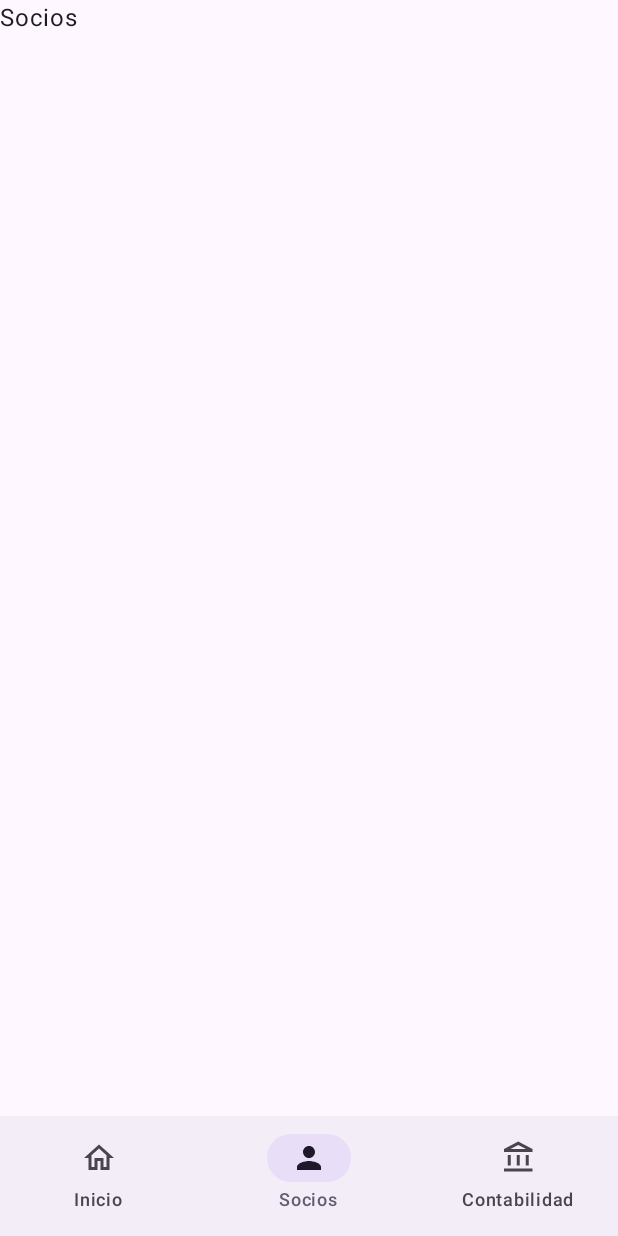
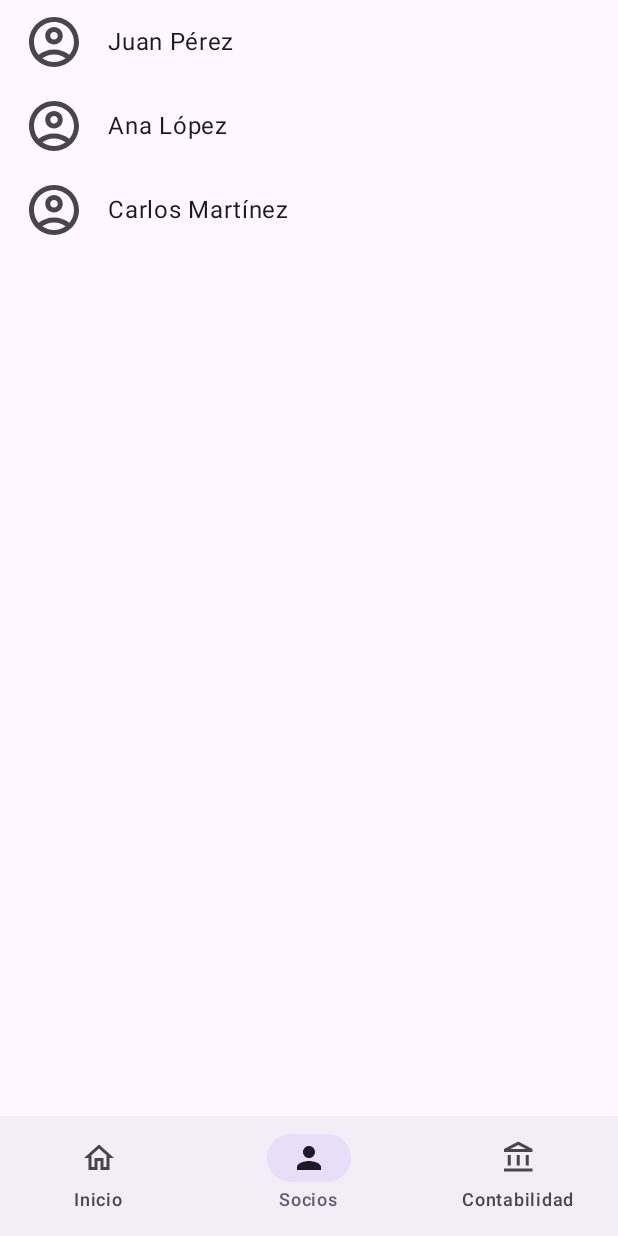
Before and after one commit to alvaromyv/SocioMultiplatformApp, an Android app built with Jetpack Compose: the socios screen opened through its navigation route, on a phone screen of 412 x 824 dp. Run offline under Robolectric (Android 15) with nearby library versions, the phone set to English and light mode, and no system bars; our stand-ins replace navigation suite; 1 statement that could not run was skipped.

Commit message:
- Eliminadas librerias de ktorfit - Agregada ListPanelScaffold en SociosScreen.kt, - Añadido .run para WebApp

```diff
--- a/build.gradle.kts
+++ b/build.gradle.kts
@@ -7,8 +7,6 @@ plugins {
     alias(libs.plugins.composeCompiler) apply false
     alias(libs.plugins.kotlinMultiplatform) apply false
     alias(libs.plugins.googleGmsGoogleServices) apply false
-    //alias(libs.plugins.ksp) apply false
+    alias(libs.plugins.ksp) apply false
     alias(libs.plugins.kotlinxSerialization) apply false
-
-    alias(libs.plugins.ktorfit) apply false
 }
--- a/composeApp/src/commonMain/kotlin/com/amv/socioapp/navigation/AppNavHost.kt
+++ b/composeApp/src/commonMain/kotlin/com/amv/socioapp/navigation/AppNavHost.kt
@@ -5,6 +5,7 @@ import androidx.compose.runtime.Composable
 import androidx.navigation.NavHostController
 import androidx.navigation.compose.NavHost
 import androidx.navigation.compose.composable
+import com.amv.socioapp.ui.screens.SociosScreen
 
 @Composable
 fun AppNavHost(
@@ -18,7 +19,7 @@ fun AppNavHost(
             Text("INICIO")
         }
         composable<Socios> {
-            Text("Socios")
+            SociosScreen()
         }
         composable<Contabilidad> {
             Text("CONTABILIDAD")
--- a/composeApp/src/commonMain/kotlin/com/amv/socioapp/ui/SocioNavigationWrapperIu.kt
+++ b/composeApp/src/commonMain/kotlin/com/amv/socioapp/ui/SocioNavigationWrapperIu.kt
@@ -41,7 +41,7 @@ fun SocioNavegationWrapperUI(
     val widthSizeClass = adaptiveWindowSizeClass.windowWidthSizeClass
 
     val layoutType = when (widthSizeClass) {
-        WindowWidthSizeClass.EXPANDED -> NavigationSuiteType.NavigationDrawer
+        WindowWidthSizeClass.EXPANDED -> NavigationSuiteType.NavigationRail
         WindowWidthSizeClass.MEDIUM -> NavigationSuiteType.NavigationRail
         WindowWidthSizeClass.COMPACT -> NavigationSuiteType.NavigationBar
         else -> NavigationSuiteScaffoldDefaults.calculateFromAdaptiveInfo(windowAdaptiveInfo)
--- a/composeApp/src/commonMain/kotlin/com/amv/socioapp/ui/screens/SociosScreen.kt
+++ b/composeApp/src/commonMain/kotlin/com/amv/socioapp/ui/screens/SociosScreen.kt
@@ -1,55 +1,134 @@
 package com.amv.socioapp.ui.screens
 
-import androidx.compose.foundation.layout.fillMaxSize
+import androidx.compose.foundation.clickable
+import androidx.compose.foundation.layout.Column
+import androidx.compose.foundation.layout.size
+import androidx.compose.foundation.lazy.LazyColumn
+import androidx.compose.foundation.lazy.items
+import androidx.compose.material.icons.Icons
+import androidx.compose.material.icons.outlined.AccountCircle
+import androidx.compose.material3.Icon
+import androidx.compose.material3.ListItem
+import androidx.compose.material3.Text
 import androidx.compose.material3.adaptive.ExperimentalMaterial3AdaptiveApi
+import androidx.compose.material3.adaptive.layout.AnimatedPane
+import androidx.compose.material3.adaptive.layout.ListDetailPaneScaffold
 import androidx.compose.material3.adaptive.layout.ListDetailPaneScaffoldRole
 import androidx.compose.material3.adaptive.navigation.rememberListDetailPaneScaffoldNavigator
 import androidx.compose.runtime.Composable
 import androidx.compose.runtime.rememberCoroutineScope
 import androidx.compose.ui.Modifier
+import androidx.compose.ui.unit.dp
+import com.amv.socioapp.model.Categoria
 import com.amv.socioapp.model.Socio
 import kotlinx.coroutines.launch
+import org.jetbrains.compose.ui.tooling.preview.Preview
+
 
 @OptIn(ExperimentalMaterial3AdaptiveApi::class)
 @Composable
 fun SociosScreen(
-    socios: List<Socio>
+    socios: List<Socio> = listOf(
+        Socio(
+            dni = "12345678A",
+            nSocio = 1,
+            nombre = "Juan",
+            apellidos = "Pérez",
+            categoria = Categoria.SENIOR,
+            esAbonado = true,
+            direccion = "Calle Falsa 123",
+            notas = "Siempre puntual"
+        ),
+        Socio(
+            dni = "87654321B",
+            nSocio = 2,
+            nombre = "Ana",
+            apellidos = "López",
+            categoria = Categoria.INFANTIL,
+            esAbonado = false,
+            direccion = "Avenida Siempre Viva 742",
+            notas = null
+        ),
+        Socio(
+            dni = "11223344C",
+            nSocio = 3,
+            nombre = "Carlos",
+            apellidos = "Martínez",
+            categoria = Categoria.SENIOR,
+            esAbonado = true,
+            direccion = null,
+            notas = "Socio fundador"
+        )
+    )
 ) {
-    val scaffoldNavigator = rememberListDetailPaneScaffoldNavigator<Socio>()
     val scope = rememberCoroutineScope()
+    val scaffoldNavigator = rememberListDetailPaneScaffoldNavigator<Socio?>()
+    val selectedItem = scaffoldNavigator.currentDestination?.contentKey
 
-    /*NavigableListDetailPaneScaffold(
-        navigator = scaffoldNavigator,
+    ListDetailPaneScaffold(
+        directive = scaffoldNavigator.scaffoldDirective,
+        scaffoldState = scaffoldNavigator.scaffoldState,
         listPane = {
             AnimatedPane {
-                ListaSocios(
-                    socio = socios,
-                    onClick = { cliente ->
-                        // Navigate to the detail pane with the passed client
+                ListPaneContent(
+                    items = socios,
+                    onItemClick = { item ->
                         scope.launch {
-                            scaffoldNavigator.navigateTo(ListDetailPaneScaffoldRole.Detail, cliente)
+                            scaffoldNavigator.navigateTo(ListDetailPaneScaffoldRole.Detail, item)
                         }
-                    },
+                    }
                 )
             }
         },
         detailPane = {
             AnimatedPane {
-                scaffoldNavigator.currentDestination?.contentKey?.let { socio ->
-                    DetalleSocio(socio)
+                selectedItem?.let {
+                    scaffoldNavigator.currentDestination?.contentKey?.let { item ->
+                        DetailPaneContent(item)
+                    }
                 }
             }
-        },
-        modifier = Modifier.fillMaxSize()
-    )*/
-}
-
-@Composable
-fun ListaSocios(socio: Socio, onClick: (Socio) -> Unit) {
+        }
+    )
 
 }
 
 @Composable
-fun DetalleSocio(socio: Socio) {
+fun ListPaneContent(
+    items: List<Socio>,
+    onItemClick: (Socio) -> Unit,
+) {
+    LazyColumn(
 
+    ) {
+        items(items) { item ->
+            ListItem(
+                headlineContent = { Text(item.obtenerNombreCompleto()) },
+                leadingContent = {
+                    Icon(
+                        imageVector = Icons.Outlined.AccountCircle,
+                        contentDescription = "Avatar",
+                        modifier = Modifier.size(40.dp)
+                    )
+                },
+                modifier = Modifier.clickable { onItemClick(item) }
+            )
+        }
+    }
 }
+
+@Composable
+fun DetailPaneContent(
+    socio: Socio,
+) {
+    Column() {
+        Text(text = "DNI: ${socio.dni}")
+        Text(text = "Nº Socio: ${socio.nSocio}")
+        Text(text = "Nombre: ${socio.nombre}")
+        Text(text = "Apellidos: ${socio.apellidos}")
+        Text(text = "Categoría: ${socio.categoria}")
+        Text(text = "Abonado: ${if (socio.esAbonado) "Sí" else "No"}")
+        Text(text = "Dirección: ${socio.direccion ?: "Sin especificar"}")
+        Text(text = "Notas: ${socio.notas ?: "Sin notas"}")
+    }
+}
--- a/gradle/libs.versions.toml
+++ b/gradle/libs.versions.toml
@@ -20,7 +20,6 @@ navigationComposeVersion = "2.9.0-beta01"
 googleGmsGoogleServices = "4.4.2"
 ksp = "2.0.21-1.0.28"
 ktor = "3.1.2"
-ktorfit = "2.5.2"
 
 [libraries]
 adaptive = { module = "org.jetbrains.compose.material3.adaptive:adaptive", version.ref = "adaptive" }
@@ -46,7 +45,6 @@ ktor-client-content-negotiation = { module = "io.ktor:ktor-client-content-negoti
 ktor-client-core = { module = "io.ktor:ktor-client-core", version.ref = "ktor" }
 ktor-client-okhttp = { module = "io.ktor:ktor-client-okhttp", version.ref = "ktor" }
 kotlin-serialization = { module = "io.ktor:ktor-serialization-kotlinx-json", version.ref = "ktor" }
-ktorfit = { module = "de.jensklingenberg.ktorfit:ktorfit-lib", version.ref = "ktorfit" }
 
 [plugins]
 androidApplication = { id = "com.android.application", version.ref = "agp" }
@@ -57,4 +55,3 @@ kotlinMultiplatform = { id = "org.jetbrains.kotlin.multiplatform", version.ref =
 googleGmsGoogleServices = { id = "com.google.gms.google-services", version.ref = "googleGmsGoogleServices" }
 ksp = { id = "com.google.devtools.ksp", version.ref = "ksp" }
 kotlinxSerialization = { id = "org.jetbrains.kotlin.plugin.serialization", version.ref = "kotlin" }
-ktorfit = { id = "de.jensklingenberg.ktorfit", version.ref = "ktorfit" }
```
Also changed, not shown: composeApp/build.gradle.kts (+1 -6 lines), composeApp/src/commonMain/kotlin/com/amv/socioapp/model/Socio.kt (+8 -7 lines), 2 other files.
